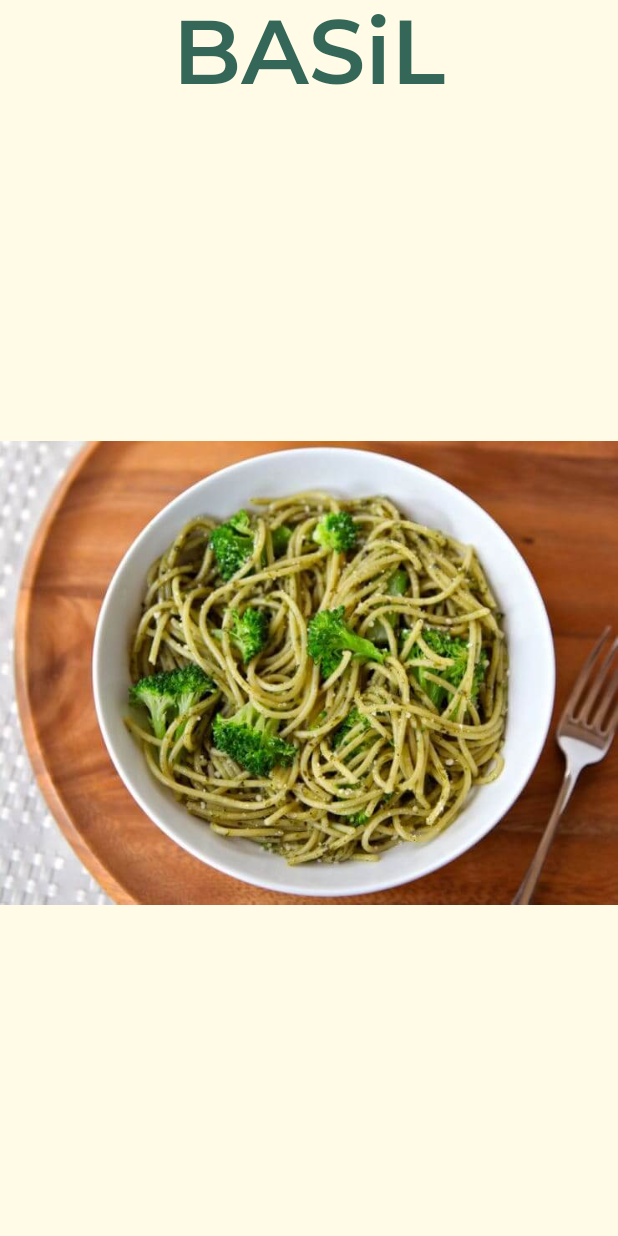
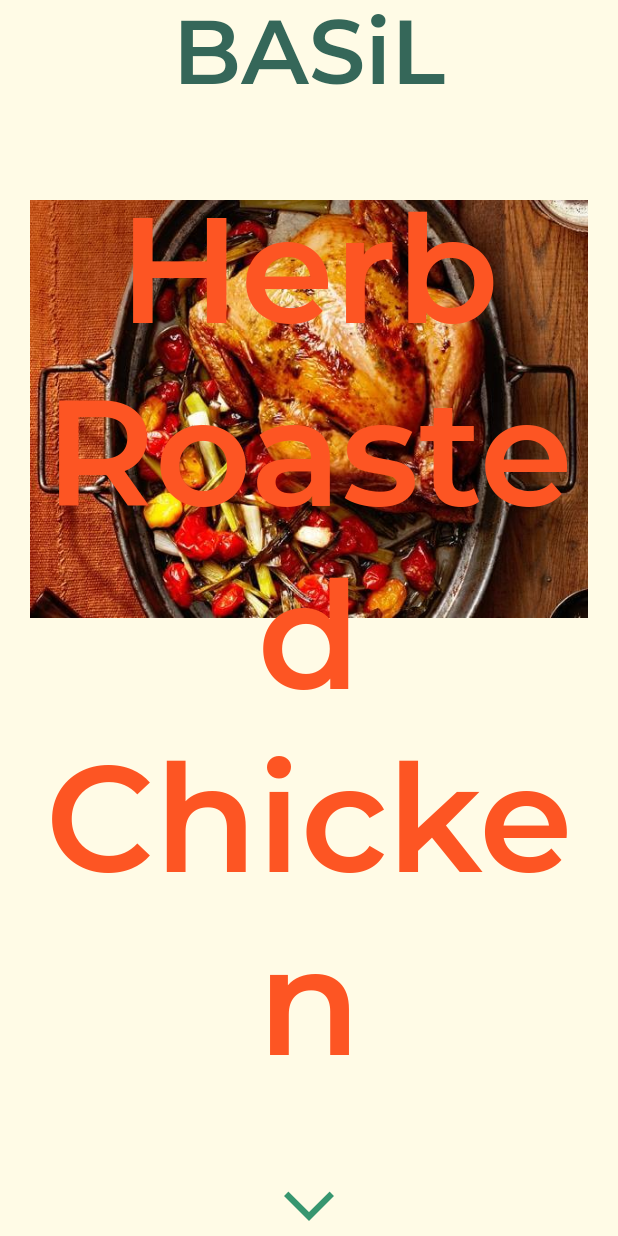
Before and after one commit to programadorthi/flutter_material_basil, a Flutter app: the screen it shows after launch, on a phone screen of 412 x 824 dp. Run offline on Flutter 3.47's test engine with Material 2 defaults, Android fonts, the phone set to English and light mode, and no system bars.

Commit message:
Implemented navigation, Recipes PageView in progress

```diff
--- a/lib/main.dart
+++ b/lib/main.dart
@@ -1,6 +1,10 @@
+import 'dart:math' as math;
+
 import 'package:flutter/material.dart';
 import 'package:flutter_material_basil/menu/backdrop.dart';
-import 'colors.dart';
+import 'package:flutter_material_basil/menu/navigation.dart';
+import 'package:flutter_material_basil/recipes.dart';
+import 'package:flutter_material_basil/shared/colors.dart';
 
 void main() => runApp(MyApp());
 
@@ -22,6 +26,22 @@ class MyApp extends StatelessWidget {
 }
 
 class AppPage extends StatelessWidget {
+  Widget _buildTitle() {
+    return Transform(
+      transform: Matrix4.translationValues(0.0, -2.0, 0.0),
+      child: Center(
+        child: Text(
+          'BASiL',
+          style: TextStyle(
+            color: colorPrimaryDark,
+            fontSize: 60.0,
+            fontWeight: FontWeight.w600,
+          ),
+        ),
+      ),
+    );
+  }
+
   @override
   Widget build(BuildContext context) {
     final EdgeInsets systemPadding = MediaQuery.of(context).padding;
@@ -30,24 +50,20 @@ class AppPage extends StatelessWidget {
       body: Stack(
         children: <Widget>[
           Backdrop(
-            backLayer: Menu(),
+            backLayer: Navigation(),
             frontLayer: Column(
               children: <Widget>[
-                Transform(
-                  transform: Matrix4.translationValues(0.0, -2.0, 0.0),
-                  child: Center(
-                    child: Text(
-                      'BASiL',
-                      style: TextStyle(
-                        color: colorPrimaryDark,
-                        fontSize: 60.0,
-                        fontWeight: FontWeight.w600,
-                      ),
-                    ),
+                _buildTitle(),
+                Expanded(
+                  child: RecipesWidget(),
+                ),
+                Transform.rotate(
+                  angle: math.pi / 2,
+                  child: Icon(
+                    Icons.arrow_forward_ios,
+                    color: colorPrimary,
+                    size: 40.0,
                   ),
-                ),
-                Expanded(
-                  child: Image.asset('assets/images/cream_presto_pasta.jpg'),
                 ),
               ],
             ),
@@ -62,57 +78,3 @@ class AppPage extends StatelessWidget {
     );
   }
 }
-
-class Menu extends StatelessWidget {
-  @override
-  Widget build(BuildContext context) {
-    return Container(
-      height: double.infinity,
-      width: double.infinity,
-      child: Center(
-        child: Column(
-          mainAxisSize: MainAxisSize.min,
-          children: <Widget>[
-            Container(
-              decoration: BoxDecoration(
-                border: Border.all(
-                  color: colorPrimaryLight,
-                  width: 3.0,
-                ),
-                shape: BoxShape.circle,
-              ),
-              padding: const EdgeInsets.all(10.0),
-              child: Icon(
-                Icons.bookmark_border,
-                color: colorPrimaryDark,
-              ),
-            ),
-            SizedBox(
-              height: 15.0,
-            ),
-            Text(
-              'SHOPPING LIST',
-              style: TextStyle(
-                color: colorPrimary,
-                fontSize: 24.0,
-                fontWeight: FontWeight.w500,
-              ),
-            ),
-            SizedBox(
-              height: 40.0,
-            ),
-            Container(
-              decoration: BoxDecoration(
-                border: Border.all(
-                  color: colorPrimaryLight,
-                  width: 3.0,
-                ),
-                shape: BoxShape.circle,
-              ),
-            ),
-          ],
-        ),
-      ),
-    );
-  }
-}
--- a/lib/menu/backdrop.dart
+++ b/lib/menu/backdrop.dart
@@ -23,7 +23,8 @@ class Backdrop extends StatefulWidget {
 class _BackdropState extends State<Backdrop>
     with SingleTickerProviderStateMixin {
   AnimationController _moveController;
-  Animation<RelativeRect> _moveAnimation;
+  Animation<RelativeRect> _backAnimation;
+  Animation<RelativeRect> _frontAnimation;
 
   double _dragExtent = 0.0;
   bool _dragUnderway = false;
@@ -97,12 +98,14 @@ class _BackdropState extends State<Backdrop>
     final double flingVelocity = details.velocity.pixelsPerSecond.dy;
     switch (_describeFlingGesture(details.velocity)) {
       case _FlingGestureKind.forward:
+        print(">>>> Forward");
         _dragExtent = flingVelocity.sign;
         _moveController.fling(
           velocity: flingVelocity.abs() * _kFlingVelocityScale,
         );
         break;
       case _FlingGestureKind.reverse:
+        print(">>>> Reverse");
         _dragExtent = flingVelocity.sign;
         _moveController.fling(
           velocity: -flingVelocity.abs() * _kFlingVelocityScale,
@@ -113,22 +116,40 @@ class _BackdropState extends State<Backdrop>
     }
   }
 
+  // TODO Only for tests purpose. It will be removed.
+  void _test() {
+    if (_moveController.isCompleted) {
+      _moveController.reverse();
+    } else {
+      _moveController.forward();
+    }
+  }
+
   Widget _buildStack(BuildContext context, BoxConstraints constraints) {
     const double layerTitleHeight = 40.0;
     final Size layerSize = constraints.biggest;
     final double layerTop = layerSize.height - layerTitleHeight;
 
-    _moveAnimation = RelativeRectTween(
+    _backAnimation = RelativeRectTween(
+      begin: RelativeRect.fromLTRB(
+          0.0, -layerSize.height - layerTop, 0.0, 0.0),
+      end: RelativeRect.fromLTRB(0.0, 0.0, 0.0, 0.0),
+    ).animate(_moveController);
+
+    _frontAnimation = RelativeRectTween(
       begin: RelativeRect.fromLTRB(0.0, 0.0, 0.0, 0.0),
       end: RelativeRect.fromLTRB(
-          0.0, layerTop, 0.0, layerTop - layerSize.height),
+          0.0, layerTop, 0.0,  -layerSize.height),
     ).animate(_moveController);
 
     return Stack(
       children: <Widget>[
-        widget.backLayer,
         PositionedTransition(
-          rect: _moveAnimation,
+          rect: _backAnimation,
+          child: widget.backLayer,
+        ),
+        PositionedTransition(
+          rect: _frontAnimation,
           child: widget.frontLayer,
         ),
       ],
@@ -138,6 +159,7 @@ class _BackdropState extends State<Backdrop>
   @override
   Widget build(BuildContext context) {
     return GestureDetector(
+      onTap: _test,
       onVerticalDragEnd: _handleDragEnd,
       onVerticalDragStart: _handleDragStart,
       onVerticalDragUpdate: _handleDragUpdate,
--- /dev/null
+++ b/lib/menu/navigation.dart
@@ -0,0 +1,65 @@
+import 'package:flutter/material.dart';
+import 'package:flutter_material_basil/shared/colors.dart';
+
+class Navigation extends StatelessWidget {
+  Widget _buildMenuItem(String text) {
+    return Text(text,
+      style: TextStyle(
+        color: colorPrimary,
+        fontSize: 24.0,
+        fontWeight: FontWeight.w500,
+      ),
+    );
+  }
+
+  @override
+  Widget build(BuildContext context) {
+    return Column(
+      mainAxisAlignment: MainAxisAlignment.center,
+      children: <Widget>[
+        Container(
+          decoration: BoxDecoration(
+            border: Border.all(
+              color: colorPrimaryLight,
+              width: 3.0,
+            ),
+            shape: BoxShape.circle,
+          ),
+          padding: const EdgeInsets.all(10.0),
+          child: Icon(
+            Icons.bookmark_border,
+            color: colorPrimaryDark,
+          ),
+        ),
+        SizedBox(
+          height: 15.0,
+        ),
+        _buildMenuItem('SHOPPING LIST'),
+        SizedBox(
+          height: 40.0,
+        ),
+        Container(
+          color: Colors.black,
+          height: 1.0,
+          width: 120.0,
+        ),
+        SizedBox(
+          height: 25.0,
+        ),
+        _buildMenuItem('APPETIZERS'),
+        SizedBox(
+          height: 40.0,
+        ),
+        _buildMenuItem('ENTRÉES'),
+        SizedBox(
+          height: 40.0,
+        ),
+        _buildMenuItem('DESSERTS'),
+        SizedBox(
+          height: 40.0,
+        ),
+        _buildMenuItem('COCKTAILS'),
+      ],
+    );
+  }
+}
--- /dev/null
+++ b/lib/recipes.dart
@@ -0,0 +1,122 @@
+import 'package:flutter/material.dart';
+import 'package:flutter_material_basil/shared/colors.dart';
+import 'package:flutter_material_basil/shared/page_transformer.dart';
+
+final recipes = <RecipeItem>[
+  RecipeItem(
+    imageAsset: 'assets/images/herb_roasted_chicken.jpeg',
+    title: 'Herb Roasted Chicken',
+  ),
+  RecipeItem(
+    imageAsset: 'assets/images/cream_presto_pasta.jpg',
+    title: 'Cream Presto Pasta',
+  ),
+  RecipeItem(
+    imageAsset: 'assets/images/beef_pot_pie.jpg',
+    title: 'Pot Pie',
+  ),
+];
+
+class RecipeItem {
+  final String imageAsset;
+  final String title;
+
+  RecipeItem({
+    this.imageAsset,
+    this.title,
+  });
+}
+
+class RecipesWidget extends StatelessWidget {
+  @override
+  Widget build(BuildContext context) {
+    return PageTransformer(
+      pageViewBuilder: (context, visibilityResolver) {
+        return PageView.builder(
+          controller: PageController(),
+          itemCount: recipes.length,
+          itemBuilder: (context, index) {
+            final recipe = recipes[index];
+            final pageVisibility =
+                visibilityResolver.resolvePageVisibility(index);
+            return RecipeView(
+              item: recipe,
+              pageVisibility: pageVisibility,
+            );
+          },
+        );
+      },
+    );
+  }
+}
+
+class RecipeView extends StatelessWidget {
+  final RecipeItem item;
+  final PageVisibility pageVisibility;
+
+  const RecipeView({this.item, this.pageVisibility});
+
+  Widget _applyTextEffects({
+    @required double translationFactor,
+    @required Widget child,
+  }) {
+    final double xTranslation = pageVisibility.pagePosition * translationFactor;
+
+    return Opacity(
+      opacity: pageVisibility.visibleFraction,
+      child: Transform(
+        alignment: FractionalOffset.topLeft,
+        transform: Matrix4.translationValues(
+          xTranslation,
+          0.0,
+          0.0,
+        ),
+        child: child,
+      ),
+    );
+  }
+
+  Widget _buildContainer(BuildContext context, BoxConstraints constraints) {
+    var titleText = _applyTextEffects(
+      translationFactor: 200.0,
+      child: Text(
+        item.title,
+        style: TextStyle(
+          color: colorSecondaryDark,
+          fontSize: 100.0,
+          fontWeight: FontWeight.w600,
+        ),
+        textAlign: TextAlign.center,
+      ),
+    );
+
+    var image = Image.asset(
+      item.imageAsset,
+      fit: BoxFit.cover,
+    );
+
+    return Stack(
+      children: [
+        Padding(
+          padding: const EdgeInsets.only(
+            left: 20.0,
+            right: 20.0,
+            top: 60.0,
+          ),
+          child: image,
+        ),
+        Positioned(
+          bottom: 56.0,
+          left: 0.0,
+          right: 0.0,
+          child: titleText,
+        ),
+      ],
+    );
+  }
+
+  @override
+  Widget build(BuildContext context) {
+    return LayoutBuilder(builder: _buildContainer);
+  }
+}
--- /dev/null
+++ b/lib/shared/page_transformer.dart
@@ -0,0 +1,129 @@
+import 'package:flutter/material.dart';
+import 'package:meta/meta.dart';
+
+/// A function that builds a [PageView] lazily.
+typedef PageView PageViewBuilder(
+    BuildContext context, PageVisibilityResolver visibilityResolver);
+
+/// A class that can be used to compute visibility information about
+/// the current page.
+class PageVisibilityResolver {
+  PageVisibilityResolver({
+    ScrollMetrics metrics,
+    double viewPortFraction,
+  }) : this._pageMetrics = metrics,
+        this._viewPortFraction = viewPortFraction;
+
+  final ScrollMetrics _pageMetrics;
+  final double _viewPortFraction;
+
+  /// Calculates visibility information for the page at [pageIndex].
+  /// Used inside PageViews' itemBuilder, but can be also used in a
+  /// simple PageView that simply has an array of children passed to it.
+  PageVisibility resolvePageVisibility(int pageIndex) {
+    final double pagePosition = _calculatePagePosition(pageIndex);
+    final double visiblePageFraction =
+    _calculateVisiblePageFraction(pageIndex, pagePosition);
+
+    return PageVisibility(
+      visibleFraction: visiblePageFraction,
+      pagePosition: pagePosition,
+    );
+  }
+
+  double _calculateVisiblePageFraction(int index, double pagePosition) {
+    if (pagePosition > -1.0 && pagePosition <= 1.0) {
+      return 1.0 - pagePosition.abs();
+    }
+
+    return 0.0;
+  }
+
+  double _calculatePagePosition(int index) {
+    final double viewPortFraction = _viewPortFraction ?? 1.0;
+    final double pageViewWidth =
+        (_pageMetrics?.viewportDimension ?? 1.0) * viewPortFraction;
+    final double pageX = pageViewWidth * index;
+    final double scrollX = (_pageMetrics?.pixels ?? 0.0);
+    final double pagePosition = (pageX - scrollX) / pageViewWidth;
+    final double safePagePosition = !pagePosition.isNaN ? pagePosition : 0.0;
+
+    if (safePagePosition > 1.0) {
+      return 1.0;
+    } else if (safePagePosition < -1.0) {
+      return -1.0;
+    }
+
+    return safePagePosition;
+  }
+}
+
+/// A class that contains visibility information about the current page.
+class PageVisibility {
+  PageVisibility({
+    @required this.visibleFraction,
+    @required this.pagePosition,
+  });
+
+  /// How much of the page is currently visible, between 0.0 and 1.0.
+  ///
+  /// For example, if only the half of the page is visible, the
+  /// value of this is going to be 0.5.
+  ///
+  /// This doesn't contain information about where the page is
+  /// disappearing to or appearing from. For that, see [pagePosition].
+  final double visibleFraction;
+
+  /// Tells the position of this page, relative to being visible in
+  /// a "non-dragging" position, between -1.0 and 1.0.
+  ///
+  /// For example, if the page is fully visible, this value equals 0.0.
+  ///
+  /// If the page is fully out of view on the right, this value is
+  /// going to be 1.0.
+  ///
+  /// Likewise, if the page is fully out of view, on the left, this
+  /// value is going to be -1.0.
+  final double pagePosition;
+}
+
+/// A widget for getting useful information about a pages' position
+/// and how much of it is visible in a PageView.
+///
+/// Note: Does not transform pages in any way, but provides the means
+/// to easily do it, in the form of [PageVisibility].
+class PageTransformer extends StatefulWidget {
+  PageTransformer({
+    @required this.pageViewBuilder,
+  });
+
+  final PageViewBuilder pageViewBuilder;
+
+  @override
+  _PageTransformerState createState() => _PageTransformerState();
+}
+
+class _PageTransformerState extends State<PageTransformer> {
+  PageVisibilityResolver _visibilityResolver;
+
+  @override
+  Widget build(BuildContext context) {
+    final pageView = widget.pageViewBuilder(
+        context, _visibilityResolver ?? PageVisibilityResolver());
+
+    final controller = pageView.controller;
+    final viewPortFraction = controller.viewportFraction;
+
+    return NotificationListener<ScrollNotification>(
+      onNotification: (ScrollNotification notification) {
+        setState(() {
+          _visibilityResolver = PageVisibilityResolver(
+            metrics: notification.metrics,
+            viewPortFraction: viewPortFraction,
+          );
+        });
+      },
+      child: pageView,
+    );
+  }
+}
```
Also changed, not shown: lib/shared/colors.dart (renamed from lib/colors.dart).
